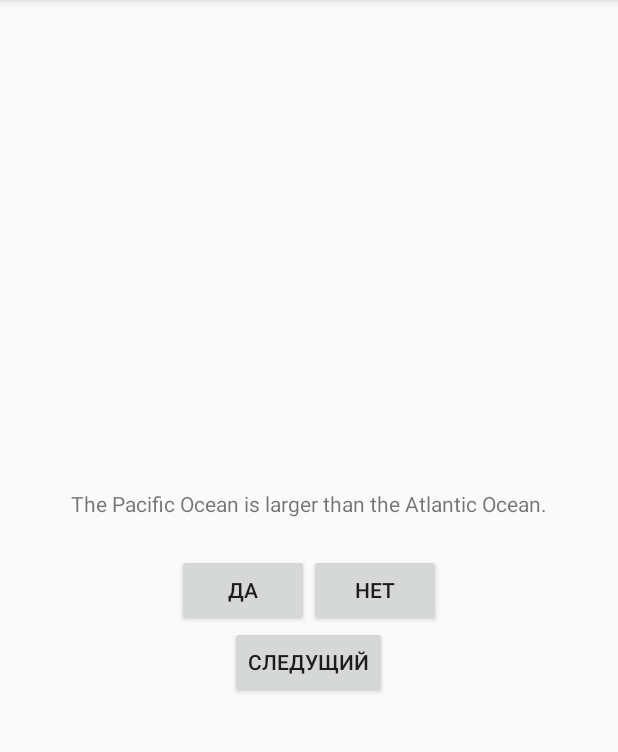
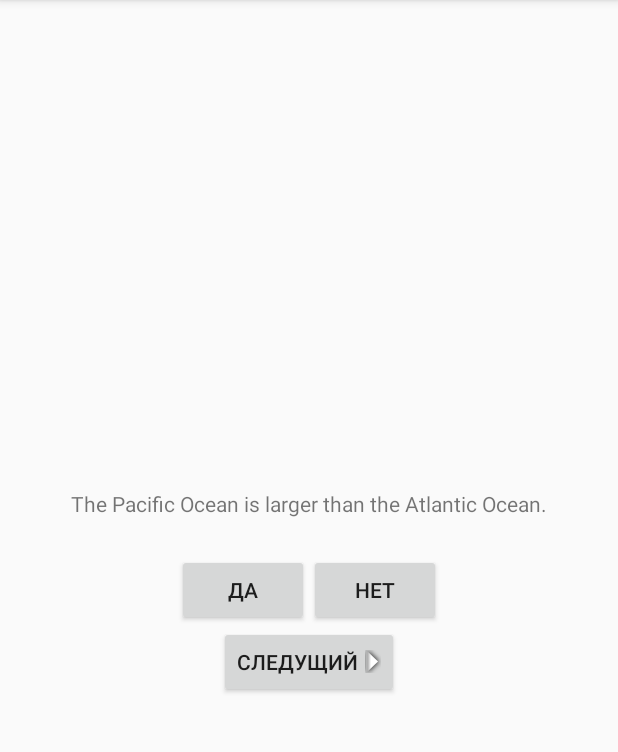
Before and after one commit to DulajDil/AndroidTrainig, an Android app: the screen it shows after launch (QuizActivity), on a phone screen of 412 x 824 dp, the part 84-836 px from its top. Run offline under Robolectric (Android 15) with nearby library versions, the phone set to English and light mode, and no system bars.

Commit message:
add drawable resource

```diff
--- a/GeoQuiz/app/src/main/res/layout/activity_quiz.xml
+++ b/GeoQuiz/app/src/main/res/layout/activity_quiz.xml
@@ -35,6 +35,8 @@
         android:id="@+id/next_button"
         android:layout_width="wrap_content"
         android:layout_height="wrap_content"
-        android:text="@string/next_button" />
+        android:text="@string/next_button"
+        android:drawableRight="@mipmap/arrow_right"
+        android:drawablePadding="4dp" />
 
 </LinearLayout>
```
Also changed, not shown: GeoQuiz/app/src/main/res/mipmap-hdpi/arrow_left.png (added), GeoQuiz/app/src/main/res/mipmap-hdpi/arrow_right.png (added), GeoQuiz/app/src/main/res/mipmap-mdpi/arrow_left.png (added), GeoQuiz/app/src/main/res/mipmap-mdpi/arrow_right.png (added), GeoQuiz/app/src/main/res/mipmap-xhdpi/arrow_left.png (added), GeoQuiz/app/src/main/res/mipmap-xhdpi/arrow_right.png (added), GeoQuiz/app/src/main/res/mipmap-xxhdpi/arrow_left.png (added), GeoQuiz/app/src/main/res/mipmap-xxhdpi/arrow_right.png (added), GeoQuiz/app/src/main/res/mipmap-xxxhdpi/arrow_left.png (added), GeoQuiz/app/src/main/res/mipmap-xxxhdpi/arrow_right.png (added).
